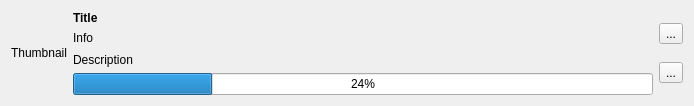
Before: the Qt Designer form feeditem.ui in KonstantinCodes/KangooFeed, drawn with Qt 5.
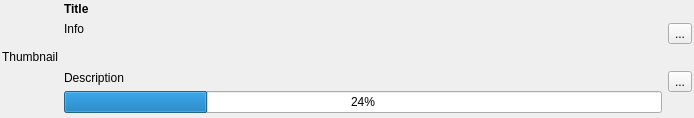
After: the same form once the commit is applied. Icons and pictures are not drawn.

What changed in the file:
```diff
--- a/feeditem.ui
+++ b/feeditem.ui
@@ -7,13 +7,25 @@
     <x>0</x>
     <y>0</y>
     <width>694</width>
-    <height>106</height>
+    <height>118</height>
    </rect>
   </property>
   <property name="windowTitle">
    <string>FeedItem</string>
   </property>
   <layout class="QHBoxLayout" name="horizontalLayout_2">
+   <property name="leftMargin">
+    <number>2</number>
+   </property>
+   <property name="topMargin">
+    <number>2</number>
+   </property>
+   <property name="rightMargin">
+    <number>2</number>
+   </property>
+   <property name="bottomMargin">
+    <number>5</number>
+   </property>
    <item>
     <widget class="QLabel" name="thumbnail">
      <property name="sizePolicy">
```
